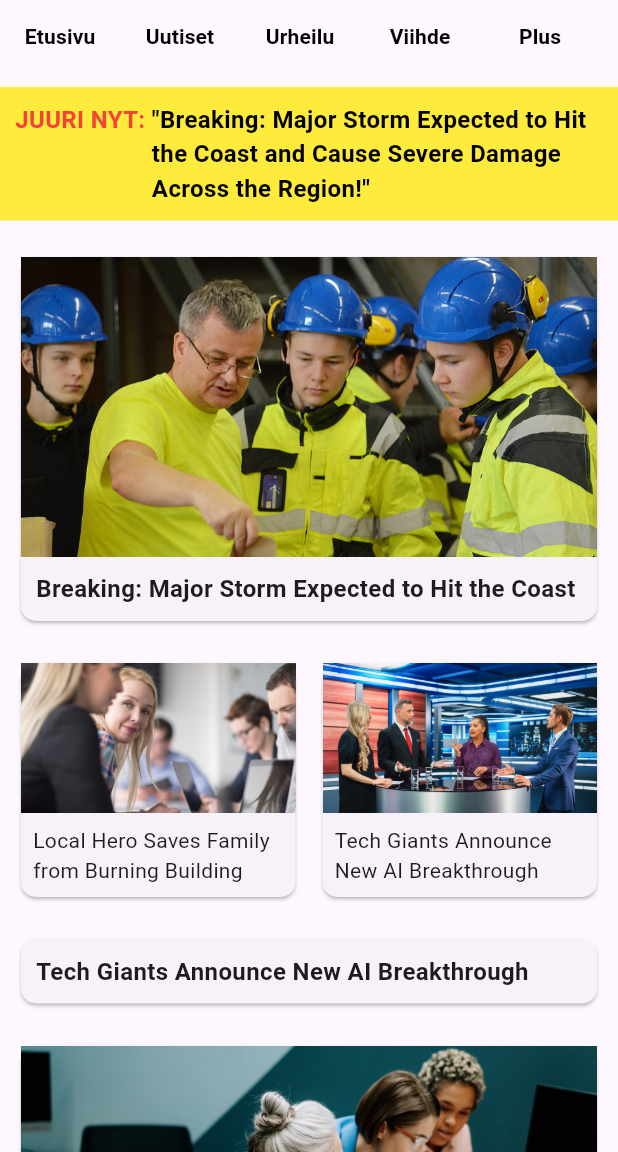
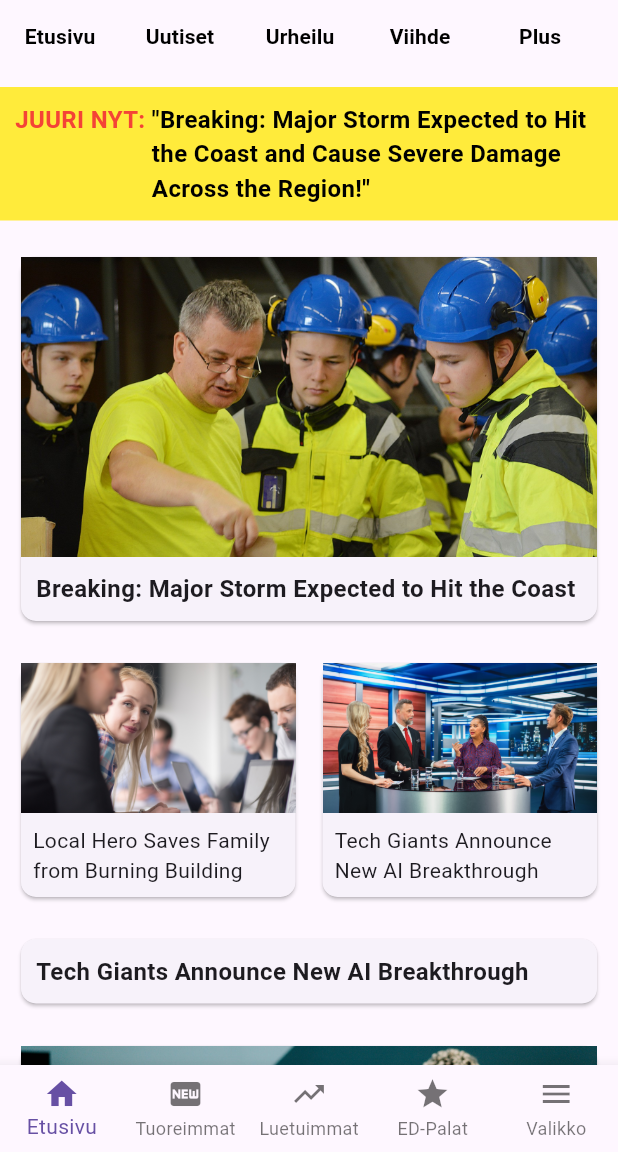
Before and after one commit to JaamoK/flutter_application_1, a Flutter app: the screen it shows after launch, on a phone screen of 412 x 824 dp, the part 84-1236 px from its top. Run offline on Flutter 3.47's test engine with Material 3 defaults, Android fonts, the phone set to English and light mode, and no system bars.

Commit message:
Menus Back

```diff
--- a/lib/main.dart
+++ b/lib/main.dart
@@ -75,7 +75,7 @@ class HomeScreen extends StatelessWidget {
       ),
       body: Column(
         children: [
-          // Categories Menu
+          // Top Menu
           SingleChildScrollView(
             scrollDirection: Axis.horizontal,
             child: Row(
@@ -145,6 +145,32 @@ class HomeScreen extends StatelessWidget {
                 }
               },
             ),
+          ),
+        ],
+      ),
+      // Bottom Menu
+      bottomNavigationBar: BottomNavigationBar(
+        type: BottomNavigationBarType.fixed,
+        items: const [
+          BottomNavigationBarItem(
+            icon: Icon(Icons.home),
+            label: 'Etusivu',
+          ),
+          BottomNavigationBarItem(
+            icon: Icon(Icons.fiber_new),
+            label: 'Tuoreimmat',
+          ),
+          BottomNavigationBarItem(
+            icon: Icon(Icons.trending_up),
+            label: 'Luetuimmat',
+          ),
+          BottomNavigationBarItem(
+            icon: Icon(Icons.star),
+            label: 'ED-Palat',
+          ),
+          BottomNavigationBarItem(
+            icon: Icon(Icons.menu),
+            label: 'Valikko',
           ),
         ],
       ),
```
